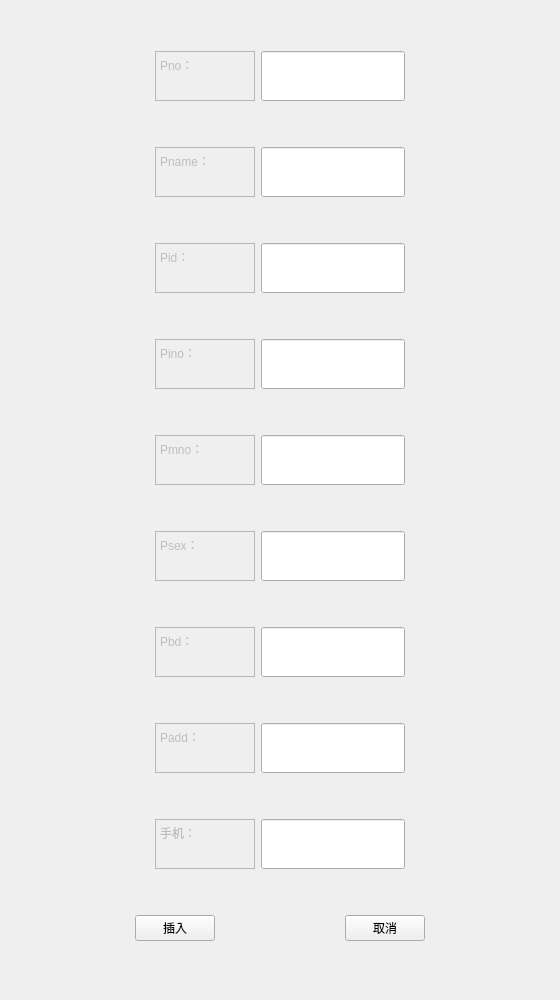
The window that updateCashier.ui (PM2496/DataBaseProject) describes before a commit, drawn with Qt 5.
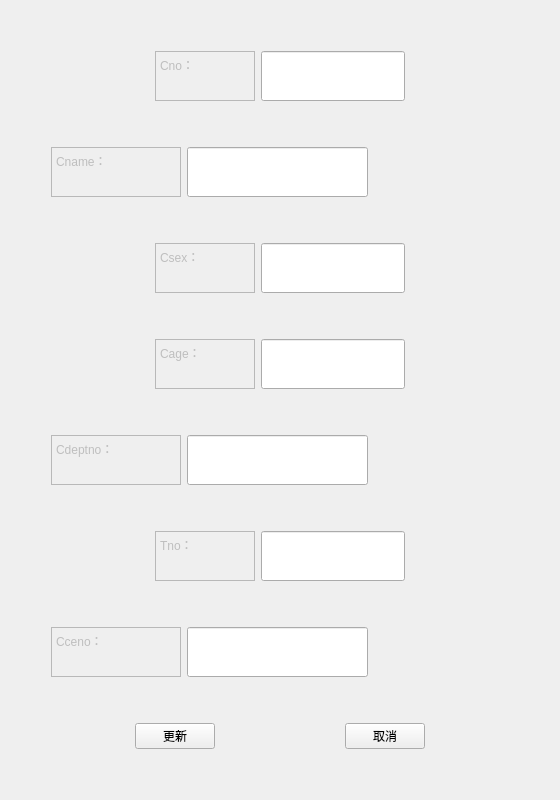
The same window after the commit.

Patch:
```diff
--- a/updateCashier.ui
+++ b/updateCashier.ui
@@ -10,19 +10,19 @@
     <x>0</x>
     <y>0</y>
     <width>560</width>
-    <height>1000</height>
+    <height>800</height>
    </rect>
   </property>
   <property name="minimumSize">
    <size>
     <width>560</width>
-    <height>1000</height>
+    <height>800</height>
    </size>
   </property>
   <property name="maximumSize">
    <size>
     <width>560</width>
-    <height>1000</height>
+    <height>800</height>
    </size>
   </property>
   <property name="windowTitle">
@@ -72,7 +72,7 @@
 &lt;html&gt;&lt;head&gt;&lt;meta name=&quot;qrichtext&quot; content=&quot;1&quot; /&gt;&lt;style type=&quot;text/css&quot;&gt;
 p, li { white-space: pre-wrap; }
 &lt;/style&gt;&lt;/head&gt;&lt;body style=&quot; font-family:'SimSun'; font-size:9pt; font-weight:400; font-style:normal;&quot;&gt;
-&lt;p style=&quot; margin-top:0px; margin-bottom:0px; margin-left:0px; margin-right:0px; -qt-block-indent:0; text-indent:0px;&quot;&gt;Pno：&lt;/p&gt;&lt;/body&gt;&lt;/html&gt;</string>
+&lt;p style=&quot; margin-top:0px; margin-bottom:0px; margin-left:0px; margin-right:0px; -qt-block-indent:0; text-indent:0px;&quot;&gt;Cno：&lt;/p&gt;&lt;/body&gt;&lt;/html&gt;</string>
        </property>
       </widget>
      </item>
@@ -157,6 +157,9 @@
        <property name="orientation">
         <enum>Qt::Horizontal</enum>
        </property>
+       <property name="sizeType">
+        <enum>QSizePolicy::Fixed</enum>
+       </property>
        <property name="sizeHint" stdset="0">
         <size>
          <width>40</width>
@@ -178,13 +181,13 @@
        </property>
        <property name="minimumSize">
         <size>
-         <width>100</width>
+         <width>130</width>
          <height>50</height>
         </size>
        </property>
        <property name="maximumSize">
         <size>
-         <width>100</width>
+         <width>130</width>
          <height>50</height>
         </size>
        </property>
@@ -193,7 +196,7 @@
 &lt;html&gt;&lt;head&gt;&lt;meta name=&quot;qrichtext&quot; content=&quot;1&quot; /&gt;&lt;style type=&quot;text/css&quot;&gt;
 p, li { white-space: pre-wrap; }
 &lt;/style&gt;&lt;/head&gt;&lt;body style=&quot; font-family:'SimSun'; font-size:9pt; font-weight:400; font-style:normal;&quot;&gt;
-&lt;p style=&quot; margin-top:0px; margin-bottom:0px; margin-left:0px; margin-right:0px; -qt-block-indent:0; text-indent:0px;&quot;&gt;Pname：&lt;/p&gt;&lt;/body&gt;&lt;/html&gt;</string>
+&lt;p style=&quot; margin-top:0px; margin-bottom:0px; margin-left:0px; margin-right:0px; -qt-block-indent:0; text-indent:0px;&quot;&gt;Cname：&lt;/p&gt;&lt;/body&gt;&lt;/html&gt;</string>
        </property>
       </widget>
      </item>
@@ -217,43 +220,6 @@
          <height>50</height>
         </size>
        </property>
-       <property name="palette">
-        <palette>
-         <active>
-          <colorrole role="Text">
-           <brush brushstyle="SolidPattern">
-            <color alpha="255">
-             <red>120</red>
-             <green>120</green>
-             <blue>120</blue>
-            </color>
-           </brush>
-          </colorrole>
-         </active>
-         <inactive>
-          <colorrole role="Text">
-           <brush brushstyle="SolidPattern">
-            <color alpha="255">
-             <red>120</red>
-             <green>120</green>
-             <blue>120</blue>
-            </color>
-           </brush>
-          </colorrole>
-         </inactive>
-         <disabled>
-          <colorrole role="Text">
-           <brush brushstyle="SolidPattern">
-            <color alpha="255">
-             <red>120</red>
-             <green>120</green>
-             <blue>120</blue>
-            </color>
-           </brush>
-          </colorrole>
-         </disabled>
-        </palette>
-       </property>
       </widget>
      </item>
      <item>
@@ -314,7 +280,7 @@
 &lt;html&gt;&lt;head&gt;&lt;meta name=&quot;qrichtext&quot; content=&quot;1&quot; /&gt;&lt;style type=&quot;text/css&quot;&gt;
 p, li { white-space: pre-wrap; }
 &lt;/style&gt;&lt;/head&gt;&lt;body style=&quot; font-family:'SimSun'; font-size:9pt; font-weight:400; font-style:normal;&quot;&gt;
-&lt;p style=&quot; margin-top:0px; margin-bottom:0px; margin-left:0px; margin-right:0px; -qt-block-indent:0; text-indent:0px;&quot;&gt;Pid：&lt;/p&gt;&lt;/body&gt;&lt;/html&gt;</string>
+&lt;p style=&quot; margin-top:0px; margin-bottom:0px; margin-left:0px; margin-right:0px; -qt-block-indent:0; text-indent:0px;&quot;&gt;Csex：&lt;/p&gt;&lt;/body&gt;&lt;/html&gt;</string>
        </property>
       </widget>
      </item>
@@ -435,7 +401,7 @@
 &lt;html&gt;&lt;head&gt;&lt;meta name=&quot;qrichtext&quot; content=&quot;1&quot; /&gt;&lt;style type=&quot;text/css&quot;&gt;
 p, li { white-space: pre-wrap; }
 &lt;/style&gt;&lt;/head&gt;&lt;body style=&quot; font-family:'SimSun'; font-size:9pt; font-weight:400; font-style:normal;&quot;&gt;
-&lt;p style=&quot; margin-top:0px; margin-bottom:0px; margin-left:0px; margin-right:0px; -qt-block-indent:0; text-indent:0px;&quot;&gt;Pino：&lt;/p&gt;&lt;/body&gt;&lt;/html&gt;</string>
+&lt;p style=&quot; margin-top:0px; margin-bottom:0px; margin-left:0px; margin-right:0px; -qt-block-indent:0; text-indent:0px;&quot;&gt;Cage：&lt;/p&gt;&lt;/body&gt;&lt;/html&gt;</string>
        </property>
       </widget>
      </item>
@@ -483,6 +449,9 @@
        <property name="orientation">
         <enum>Qt::Horizontal</enum>
        </property>
+       <property name="sizeType">
+        <enum>QSizePolicy::Fixed</enum>
+       </property>
        <property name="sizeHint" stdset="0">
         <size>
          <width>40</width>
@@ -497,20 +466,20 @@
         <bool>false</bool>
        </property>
        <property name="sizePolicy">
-        <sizepolicy hsizetype="Expanding" vsizetype="Fixed">
+        <sizepolicy hsizetype="Fixed" vsizetype="Fixed">
          <horstretch>0</horstretch>
          <verstretch>0</verstretch>
         </sizepolicy>
        </property>
        <property name="minimumSize">
         <size>
-         <width>100</width>
+         <width>130</width>
          <height>50</height>
         </size>
        </property>
        <property name="maximumSize">
         <size>
-         <width>100</width>
+         <width>130</width>
          <height>50</height>
         </size>
        </property>
@@ -519,7 +488,7 @@
 &lt;html&gt;&lt;head&gt;&lt;meta name=&quot;qrichtext&quot; content=&quot;1&quot; /&gt;&lt;style type=&quot;text/css&quot;&gt;
 p, li { white-space: pre-wrap; }
 &lt;/style&gt;&lt;/head&gt;&lt;body style=&quot; font-family:'SimSun'; font-size:9pt; font-weight:400; font-style:normal;&quot;&gt;
-&lt;p style=&quot; margin-top:0px; margin-bottom:0px; margin-left:0px; margin-right:0px; -qt-block-indent:0; text-indent:0px;&quot;&gt;Pmno：&lt;/p&gt;&lt;/body&gt;&lt;/html&gt;</string>
+&lt;p style=&quot; margin-top:0px; margin-bottom:0px; margin-left:0px; margin-right:0px; -qt-block-indent:0; text-indent:0px;&quot;&gt;Cdeptno：&lt;/p&gt;&lt;/body&gt;&lt;/html&gt;</string>
        </property>
       </widget>
      </item>
@@ -603,7 +572,7 @@
 &lt;html&gt;&lt;head&gt;&lt;meta name=&quot;qrichtext&quot; content=&quot;1&quot; /&gt;&lt;style type=&quot;text/css&quot;&gt;
 p, li { white-space: pre-wrap; }
 &lt;/style&gt;&lt;/head&gt;&lt;body style=&quot; font-family:'SimSun'; font-size:9pt; font-weight:400; font-style:normal;&quot;&gt;
-&lt;p style=&quot; margin-top:0px; margin-bottom:0px; margin-left:0px; margin-right:0px; -qt-block-indent:0; text-indent:0px;&quot;&gt;Psex：&lt;/p&gt;&lt;/body&gt;&lt;/html&gt;</string>
+&lt;p style=&quot; margin-top:0px; margin-bottom:0px; margin-left:0px; margin-right:0px; -qt-block-indent:0; text-indent:0px;&quot;&gt;Tno：&lt;/p&gt;&lt;/body&gt;&lt;/html&gt;</string>
        </property>
       </widget>
      </item>
@@ -651,6 +620,9 @@
        <property name="orientation">
         <enum>Qt::Horizontal</enum>
        </property>
+       <property name="sizeType">
+        <enum>QSizePolicy::Fixed</enum>
+       </property>
        <property name="sizeHint" stdset="0">
         <size>
          <width>40</width>
@@ -672,13 +644,13 @@
        </property>
        <property name="minimumSize">
         <size>
-         <width>100</width>
+         <width>130</width>
          <height>50</height>
         </size>
        </property>
        <property name="maximumSize">
         <size>
-         <width>100</width>
+         <width>130</width>
          <height>50</height>
         </size>
        </property>
@@ -687,7 +659,7 @@
 &lt;html&gt;&lt;head&gt;&lt;meta name=&quot;qrichtext&quot; content=&quot;1&quot; /&gt;&lt;style type=&quot;text/css&quot;&gt;
 p, li { white-space: pre-wrap; }
 &lt;/style&gt;&lt;/head&gt;&lt;body style=&quot; font-family:'SimSun'; font-size:9pt; font-weight:400; font-style:normal;&quot;&gt;
-&lt;p style=&quot; margin-top:0px; margin-bottom:0px; margin-left:0px; margin-right:0px; -qt-block-indent:0; text-indent:0px;&quot;&gt;Pbd：&lt;/p&gt;&lt;/body&gt;&lt;/html&gt;</string>
+&lt;p style=&quot; margin-top:0px; margin-bottom:0px; margin-left:0px; margin-right:0px; -qt-block-indent:0; text-indent:0px;&quot;&gt;Cceno：&lt;/p&gt;&lt;/body&gt;&lt;/html&gt;</string>
        </property>
       </widget>
      </item>
@@ -728,174 +700,6 @@
      </item>
     </layout>
    </item>
-   <item>
-    <layout class="QHBoxLayout" name="horizontalLayout_5">
-     <item>
-      <spacer name="horizontalSpacer_9">
-       <property name="orientation">
-        <enum>Qt::Horizontal</enum>
-       </property>
-       <property name="sizeHint" stdset="0">
-        <size>
-         <width>40</width>
-         <height>20</height>
-        </size>
-       </property>
-      </spacer>
-     </item>
-     <item>
-      <widget class="QTextEdit" name="textEdit_5">
-       <property name="enabled">
-        <bool>false</bool>
-       </property>
-       <property name="sizePolicy">
-        <sizepolicy hsizetype="Expanding" vsizetype="Fixed">
-         <horstretch>0</horstretch>
-         <verstretch>0</verstretch>
-        </sizepolicy>
-       </property>
-       <property name="minimumSize">
-        <size>
-         <width>100</width>
-         <height>50</height>
-        </size>
-       </property>
-       <property name="maximumSize">
-        <size>
-         <width>100</width>
-         <height>50</height>
-        </size>
-       </property>
-       <property name="html">
-        <string>&lt;!DOCTYPE HTML PUBLIC &quot;-//W3C//DTD HTML 4.0//EN&quot; &quot;http://www.w3.org/TR/REC-html40/strict.dtd&quot;&gt;
-&lt;html&gt;&lt;head&gt;&lt;meta name=&quot;qrichtext&quot; content=&quot;1&quot; /&gt;&lt;style type=&quot;text/css&quot;&gt;
-p, li { white-space: pre-wrap; }
-&lt;/style&gt;&lt;/head&gt;&lt;body style=&quot; font-family:'SimSun'; font-size:9pt; font-weight:400; font-style:normal;&quot;&gt;
-&lt;p style=&quot; margin-top:0px; margin-bottom:0px; margin-left:0px; margin-right:0px; -qt-block-indent:0; text-indent:0px;&quot;&gt;Padd：&lt;/p&gt;&lt;/body&gt;&lt;/html&gt;</string>
-       </property>
-      </widget>
-     </item>
-     <item>
-      <widget class="QLineEdit" name="paddEdit">
-       <property name="sizePolicy">
-        <sizepolicy hsizetype="Expanding" vsizetype="Preferred">
-         <horstretch>0</horstretch>
-         <verstretch>0</verstretch>
-        </sizepolicy>
-       </property>
-       <property name="minimumSize">
-        <size>
-         <width>0</width>
-         <height>50</height>
-        </size>
-       </property>
-       <property name="maximumSize">
-        <size>
-         <width>16777215</width>
-         <height>50</height>
-        </size>
-       </property>
-      </widget>
-     </item>
-     <item>
-      <spacer name="horizontalSpacer_10">
-       <property name="orientation">
-        <enum>Qt::Horizontal</enum>
-       </property>
-       <property name="sizeHint" stdset="0">
-        <size>
-         <width>40</width>
-         <height>20</height>
-        </size>
-       </property>
-      </spacer>
-     </item>
-    </layout>
-   </item>
-   <item>
-    <layout class="QHBoxLayout" name="horizontalLayout_9">
-     <item>
-      <spacer name="horizontalSpacer_15">
-       <property name="orientation">
-        <enum>Qt::Horizontal</enum>
-       </property>
-       <property name="sizeHint" stdset="0">
-        <size>
-         <width>40</width>
-         <height>20</height>
-        </size>
-       </property>
-      </spacer>
-     </item>
-     <item>
-      <widget class="QTextEdit" name="textEdit_8">
-       <property name="enabled">
-        <bool>false</bool>
-       </property>
-       <property name="sizePolicy">
-        <sizepolicy hsizetype="Expanding" vsizetype="Fixed">
-         <horstretch>0</horstretch>
-         <verstretch>0</verstretch>
-        </sizepolicy>
-       </property>
-       <property name="minimumSize">
-        <size>
-         <width>100</width>
-         <height>50</height>
-        </size>
-       </property>
-       <property name="maximumSize">
-        <size>
-         <width>100</width>
-         <height>50</height>
-        </size>
-       </property>
-       <property name="html">
-        <string>&lt;!DOCTYPE HTML PUBLIC &quot;-//W3C//DTD HTML 4.0//EN&quot; &quot;http://www.w3.org/TR/REC-html40/strict.dtd&quot;&gt;
-&lt;html&gt;&lt;head&gt;&lt;meta name=&quot;qrichtext&quot; content=&quot;1&quot; /&gt;&lt;style type=&quot;text/css&quot;&gt;
-p, li { white-space: pre-wrap; }
-&lt;/style&gt;&lt;/head&gt;&lt;body style=&quot; font-family:'SimSun'; font-size:9pt; font-weight:400; font-style:normal;&quot;&gt;
-&lt;p style=&quot; margin-top:0px; margin-bottom:0px; margin-left:0px; margin-right:0px; -qt-block-indent:0; text-indent:0px;&quot;&gt;手机：&lt;/p&gt;&lt;/body&gt;&lt;/html&gt;</string>
-       </property>
-      </widget>
-     </item>
-     <item>
-      <widget class="QLineEdit" name="mTelEdit">
-       <property name="sizePolicy">
-        <sizepolicy hsizetype="Expanding" vsizetype="Preferred">
-         <horstretch>0</horstretch>
-         <verstretch>0</verstretch>
-        </sizepolicy>
-       </property>
-       <property name="minimumSize">
-        <size>
-         <width>0</width>
-         <height>50</height>
-        </size>
-       </property>
-       <property name="maximumSize">
-        <size>
-         <width>16777215</width>
-         <height>50</height>
-        </size>
-       </property>
-      </widget>
-     </item>
-     <item>
-      <spacer name="horizontalSpacer_16">
-       <property name="orientation">
-        <enum>Qt::Horizontal</enum>
-       </property>
-       <property name="sizeHint" stdset="0">
-        <size>
-         <width>40</width>
-         <height>20</height>
-        </size>
-       </property>
-      </spacer>
-     </item>
-    </layout>
-   </item>
    <item>
     <layout class="QHBoxLayout" name="horizontalLayout_8">
      <item>
@@ -907,7 +711,7 @@
         </sizepolicy>
        </property>
        <property name="text">
-        <string>插入</string>
+        <string>更新</string>
        </property>
       </widget>
      </item>
```
Left out of the diff: 38 changed lines with no effect on the pictures.
